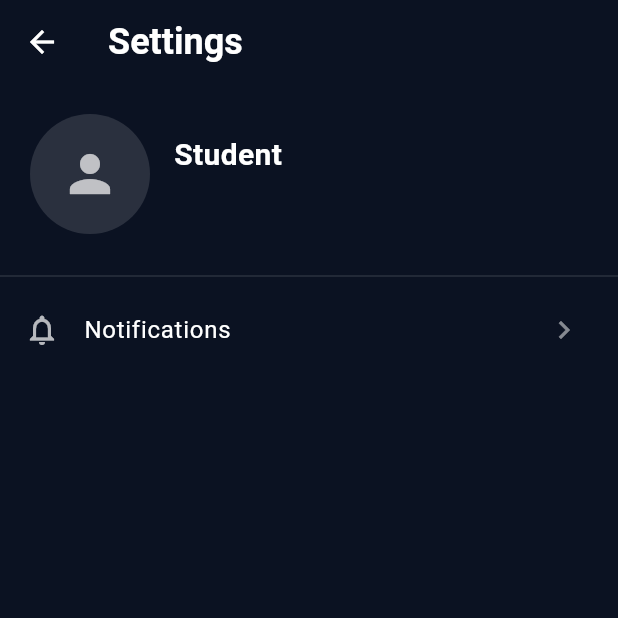
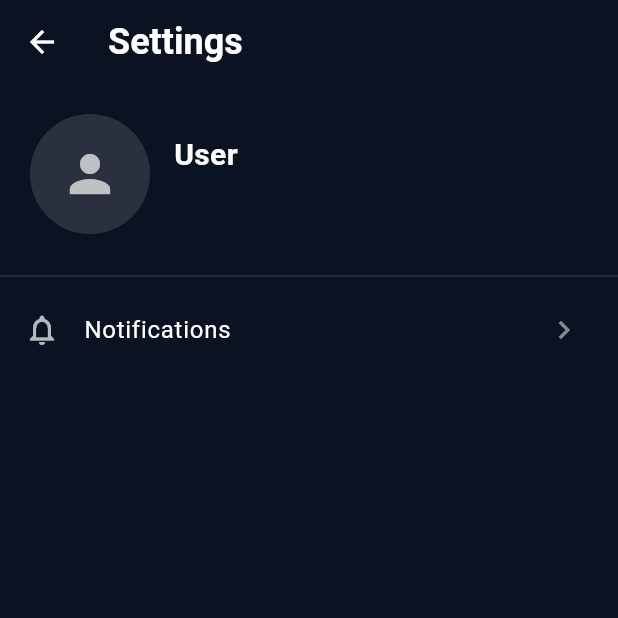
Before and after one commit to KLIQLLC/launchgo-flutter, a Flutter app: the SettingsScreen screen opened by its route, on a phone screen of 412 x 824 dp, the top half of it. Run offline on Flutter 3.47's test engine with Material 3 defaults, Android fonts, the light colour scheme and no system bars; our stand-ins replace dio, equatable, file_picker, firebase_core, firebase_crashlytics, firebase_messaging and 12 more; missing offline and left inert: app_badge_plus, stream_chat_flutter; accounts and stored records are empty; generated files the repository leaves out were written again; network calls fail.

Commit message:
Change Student to User:   1. App Drawer - "Student" label → "User"   2. App Drawer - "Select student" hint → "Select user"   3. Chat Screen - Fallback "Student" → "User"   4. Custom Chat Widget - Fallback "Student" → "User"   5. Settings Screen - Fallback "Student" → "User"   6. Schedule Screen - Fallback "Student" → "User"   7. Auth Service - Chat channel fallback "Student" → "User"   8. Permissions Service - Role display "Student" → "User"

```diff
--- a/launchgo/lib/screens/chat/refactored_chat_screen.dart
+++ b/launchgo/lib/screens/chat/refactored_chat_screen.dart
@@ -105,7 +105,7 @@ class _RefactoredChatScreenState extends State<RefactoredChatScreen>
         return user.mentorName ?? 'Mentor';
       } else if (user.isMentor) {
         final selectedStudent = authService.getSelectedStudent();
-        return selectedStudent?.name ?? 'Student';
+        return selectedStudent?.name ?? 'User';
       }
 
       return 'Chat';
--- a/launchgo/lib/screens/schedule/schedule_screen.dart
+++ b/launchgo/lib/screens/schedule/schedule_screen.dart
@@ -894,7 +894,7 @@ class _StudentHeader extends StatelessWidget {
     final displayedStudent = authService.getSelectedStudent();
     final displayName = userInfo?.isMentor == true && displayedStudent != null
         ? displayedStudent.name
-        : userInfo?.name ?? 'Student';
+        : userInfo?.name ?? 'User';
 
     return Container(
       width: double.infinity,
--- a/launchgo/lib/screens/settings_screen.dart
+++ b/launchgo/lib/screens/settings_screen.dart
@@ -57,7 +57,7 @@ class SettingsScreen extends StatelessWidget {
                     crossAxisAlignment: CrossAxisAlignment.start,
                     children: [
                       Text(
-                        authService.currentUser?.displayName ?? 'Student',
+                        authService.currentUser?.displayName ?? 'User',
                         style: TextStyle(
                           fontSize: 20,
                           fontWeight: FontWeight.w600,
--- a/launchgo/lib/services/auth_service.dart
+++ b/launchgo/lib/services/auth_service.dart
@@ -543,7 +543,7 @@ class AuthService extends ChangeNotifier {
           channelType: 'messaging',
           members: [_userInfo!.id, studentId],
           extraData: {
-            'name': 'Chat with ${getSelectedStudent()?.name ?? 'Student'}',
+            'name': 'Chat with ${getSelectedStudent()?.name ?? 'User'}',
             'studentId': studentId,
             'mentorId': _userInfo!.id,
           },
@@ -603,7 +603,7 @@ class AuthService extends ChangeNotifier {
             channelType: 'messaging',
             members: [_userInfo!.id, studentId],
             extraData: {
-              'name': 'Chat with ${getSelectedStudent()?.name ?? 'Student'}',
+              'name': 'Chat with ${getSelectedStudent()?.name ?? 'User'}',
               'studentId': studentId,
               'mentorId': _userInfo!.id,
             },
--- a/launchgo/lib/services/permissions_service.dart
+++ b/launchgo/lib/services/permissions_service.dart
@@ -101,7 +101,7 @@ class PermissionsService {
 
   /// Get display name for current user role
   String get roleDisplayName {
-    if (isStudent) return 'Student';
+    if (isStudent) return 'User';
     if (isMentor) return 'Mentor';
     if (isCaseManager) return 'Case Manager';
     return 'Unknown';
--- a/launchgo/lib/theme/app_colors.dart
+++ b/launchgo/lib/theme/app_colors.dart
@@ -52,7 +52,7 @@ class AppColors {
   static Color bottomNavUnselected = Colors.white.withValues(alpha: 0.5);
 
   // ===== Special UI Colors =====
-  static const Color logoutColor = Color(0xFF7F1E1D); // Dark red
+  static const Color logoutColor = Color(0xFFE53E3E); // Bright red
   static const Color dividerColor = darkBorder;
 
   // ===== Grade Colors System =====
--- a/launchgo/lib/widgets/app_drawer.dart
+++ b/launchgo/lib/widgets/app_drawer.dart
@@ -147,7 +147,7 @@ class _AppDrawerState extends State<AppDrawer> {
                   Padding(
                     padding: const EdgeInsets.fromLTRB(_horizontalPadding, _horizontalPadding, _horizontalPadding, 8),
                     child: Text(
-                      'Student',
+                      'User',
                       style: TextStyle(
                         color: themeService.textTertiaryColor,
                         fontSize: 14,
@@ -164,7 +164,7 @@ class _AppDrawerState extends State<AppDrawer> {
                         return CupertinoDropdown(
                           value: selectedStudent?.name, // No default to first student
                           items: authService.students.map((student) => student.name).toList(),
-                          hintText: selectedStudent == null ? 'Select student' : 'Select student',
+                          hintText: selectedStudent == null ? 'Select user' : 'Select user',
                           onChanged: (studentName) {
                             if (studentName != null) {
                               // Find student by name and select them
--- a/launchgo/lib/widgets/custom_chat_widget.dart
+++ b/launchgo/lib/widgets/custom_chat_widget.dart
@@ -230,7 +230,7 @@ class _CustomChatAppBarState extends State<_CustomChatAppBar> {
     } else if (user.isMentor) {
       // if mentor
       final selectedStudent = authService.getSelectedStudent();
-      displayName = selectedStudent?.name ?? 'Student';
+      displayName = selectedStudent?.name ?? 'User';
       displayAvatar = selectedStudent?.avatarUrl ?? '';
       otherUserId = selectedStudent?.id;
     }
```
